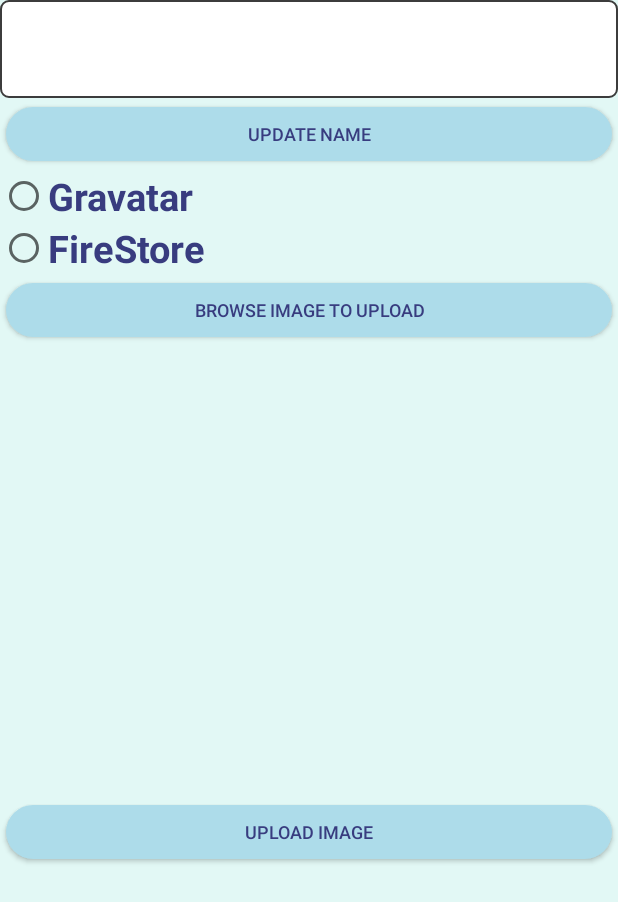
After one commit to AlinaSadovskaya/BattleShip, an Android app: the UserPageActivity screen opened directly, with no data from a screen before it, on a phone screen of 412 x 824 dp. The commit adds this screen. Shown: the top 902 px of the screen. Run offline under Robolectric (Android 15) with nearby library versions, the phone set to English and light mode, and no system bars; our stand-ins replace Firebase (no records; nobody signed in at launch, a user with empty details on screens opened directly), Picasso; pictures from the network do not load.

Commit message:
add User Page

```diff
--- a/app/build.gradle
+++ b/app/build.gradle
@@ -25,6 +25,10 @@ android {
 
 dependencies {
     implementation fileTree(dir: 'libs', include: ['*.jar'])
+
+    implementation "androidx.recyclerview:recyclerview-selection:1.1.0-rc03"
+    implementation "android.arch.lifecycle:extensions:1.1.1"
+
     implementation 'androidx.appcompat:appcompat:1.1.0'
     implementation 'androidx.constraintlayout:constraintlayout:1.1.3'
     implementation 'androidx.recyclerview:recyclerview:1.1.0'
@@ -38,5 +42,7 @@ dependencies {
     androidTestImplementation 'androidx.test.ext:junit:1.1.1'
     implementation 'com.google.code.gson:gson:2.8.5'
     androidTestImplementation 'androidx.test.espresso:espresso-core:3.2.0'
+    implementation 'com.squareup.picasso:picasso:2.5.2'
+    implementation 'com.google.firebase:firebase-storage:19.2.0'
 }
 apply plugin: 'com.google.gms.google-services'
--- a/app/src/main/AndroidManifest.xml
+++ b/app/src/main/AndroidManifest.xml
@@ -14,6 +14,7 @@
         <activity android:name=".Activities.GameStatisticActivity" />
         <activity android:name=".CreateGameField.CreateGameFieldActivity" />
         <activity android:name=".Activities.MenuActivity" />
+        <activity android:name=".UserAccount.UserPageActivity" />
         <activity android:name=".Activities.GoogleLoginActivity">
             <intent-filter>
                 <action android:name="android.intent.action.MAIN" />
--- /dev/null
+++ b/app/src/main/res/drawable-v24/rectangular_field.xml
@@ -0,0 +1,8 @@
+<?xml version="1.0" encoding="utf-8"?>
+<shape xmlns:android="http://schemas.android.com/apk/res/android"
+    android:shape="rectangle">
+    <solid android:color="#ffffff"/>
+        <stroke android:width="1dp"
+            android:color="#3c3c3c"/>
+    <corners android:radius="5dp"/>
+</shape>
--- /dev/null
+++ b/app/src/main/res/layout/activity_user_page.xml
@@ -0,0 +1,77 @@
+<?xml version="1.0" encoding="utf-8"?>
+<LinearLayout xmlns:android="http://schemas.android.com/apk/res/android"
+    xmlns:app="http://schemas.android.com/apk/res-auto"
+    xmlns:tools="http://schemas.android.com/tools"
+    android:layout_width="match_parent"
+    android:layout_height="match_parent"
+    android:orientation="vertical"
+    tools:context=".UserAccount.UserPageActivity"
+    android:background="@color/colorPrimaryLight">
+
+    <EditText
+        android:id="@+id/NameUser"
+        android:layout_width="match_parent"
+        android:layout_height="65dp"
+        android:background="@drawable/rectangular_field"
+        android:inputType="text"
+        android:paddingVertical="15dp"
+        android:paddingLeft="60dp"
+        android:textColor="#000000" />
+
+    <Button
+        android:id="@+id/ApplyName"
+        android:layout_width="match_parent"
+        android:layout_height="wrap_content"
+        style="@style/RoundButtonStyle"
+        android:text="@string/update_name" />
+
+    <RadioGroup
+        android:id="@+id/RadioButtons"
+        android:layout_width="match_parent"
+        android:layout_height="wrap_content">
+
+        <RadioButton
+            android:id="@+id/GravatarButton"
+            android:layout_width="match_parent"
+            android:layout_height="wrap_content"
+            android:text="@string/gravatar"
+            android:onClick="onRadioButtonClicked"
+            android:textColor="@color/colorPrimaryDarkest"
+            android:textSize="25sp"
+            android:textStyle="bold"/>
+
+        <RadioButton
+            android:id="@+id/FireBaseButton"
+            android:layout_width="match_parent"
+            android:layout_height="wrap_content"
+            android:text="@string/firestore"
+            android:textColor="@color/colorPrimaryDarkest"
+            android:textSize="25sp"
+            android:textStyle="bold"
+            android:onClick="onRadioButtonClicked"/>
+    </RadioGroup>
+
+    <Button
+        android:id="@+id/ChooseImage"
+        android:layout_width="match_parent"
+        android:layout_height="wrap_content"
+        android:text="@string/browse_image"
+        style="@style/RoundButtonStyle"
+        android:onClick="btnBrowse_Click"/>
+
+    <ImageView
+        android:id="@+id/imageView"
+        android:layout_width="300dp"
+        android:layout_height="300dp"
+        android:layout_gravity="center"/>
+
+
+    <Button
+        android:id="@+id/UpdateImage"
+        android:layout_width="match_parent"
+        android:layout_height="wrap_content"
+        android:text="@string/upload_image"
+        style="@style/RoundButtonStyle"
+        android:onClick="btnUpload_Click"/>
+
+</LinearLayout>
--- a/app/src/main/res/values/strings.xml
+++ b/app/src/main/res/values/strings.xml
@@ -31,4 +31,16 @@
     <string name="no_stats">No games yet!</string>
     <string name="my_turn">my turn</string>
     <string name="wait">waiting</string>
+    <string name="Select_image">Please Select image</string>
+    <string name="Image_uploaded">Image uploaded</string>
+    <string name="Uploading_Image">Uploading Image</string>
+    <string name="Changed_successfully">Changed successfully</string>
+    <string name="name_already_exists">This name already exists</string>
+    <string name="Empty">Field is empty!</string>
+    <string name="UserProfile">Account</string>
+    <string name="gravatar">Gravatar</string>
+    <string name="firestore">FireStore</string>
+    <string name="upload_image">Upload Image</string>
+    <string name="browse_image">Browse image to upload</string>
+    <string name="update_name">Update Name</string>
 </resources>
```
Also changed, not shown: app/src/main/java/com/lab3/lab3_game/Activities/GoogleLoginActivity.java (+42 -0 lines), app/src/main/java/com/lab3/lab3_game/Activities/MenuActivity.java (+42 -3 lines), app/src/main/java/com/lab3/lab3_game/UserAccount/UserPageActivity.java (added, +274 -0 lines), app/src/main/res/layout/menu.xml (+16 -0 lines).
